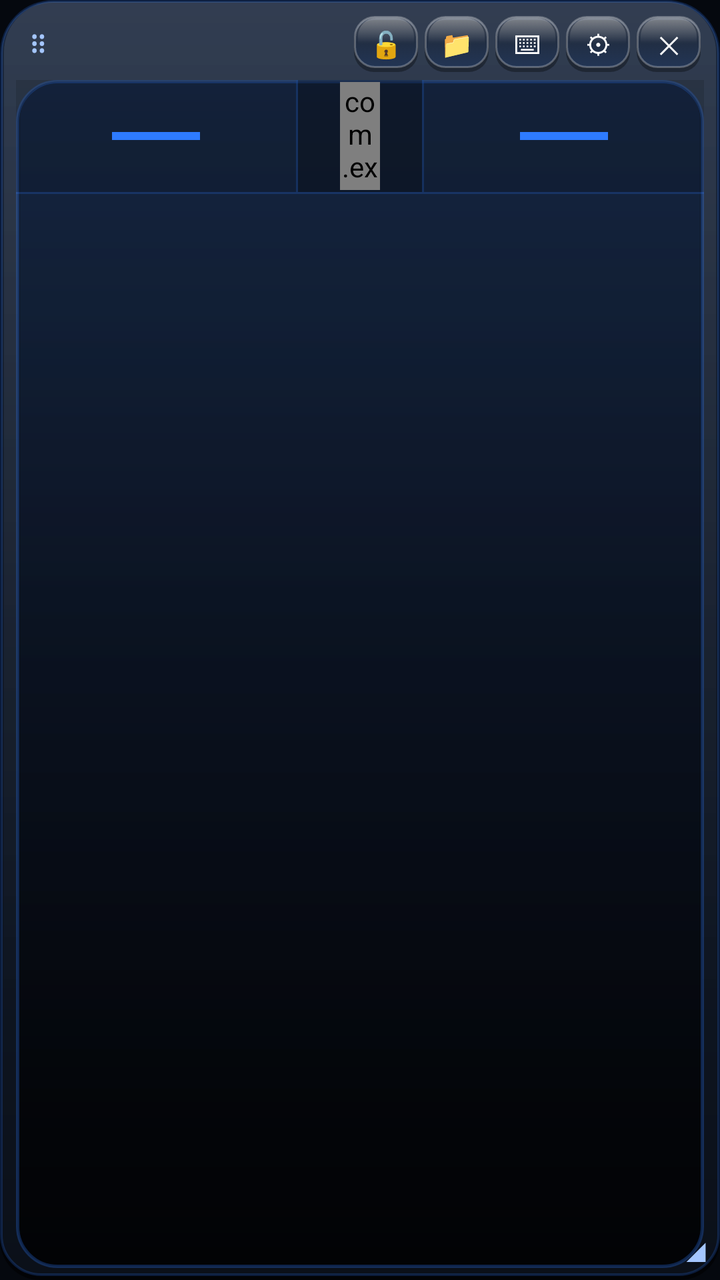
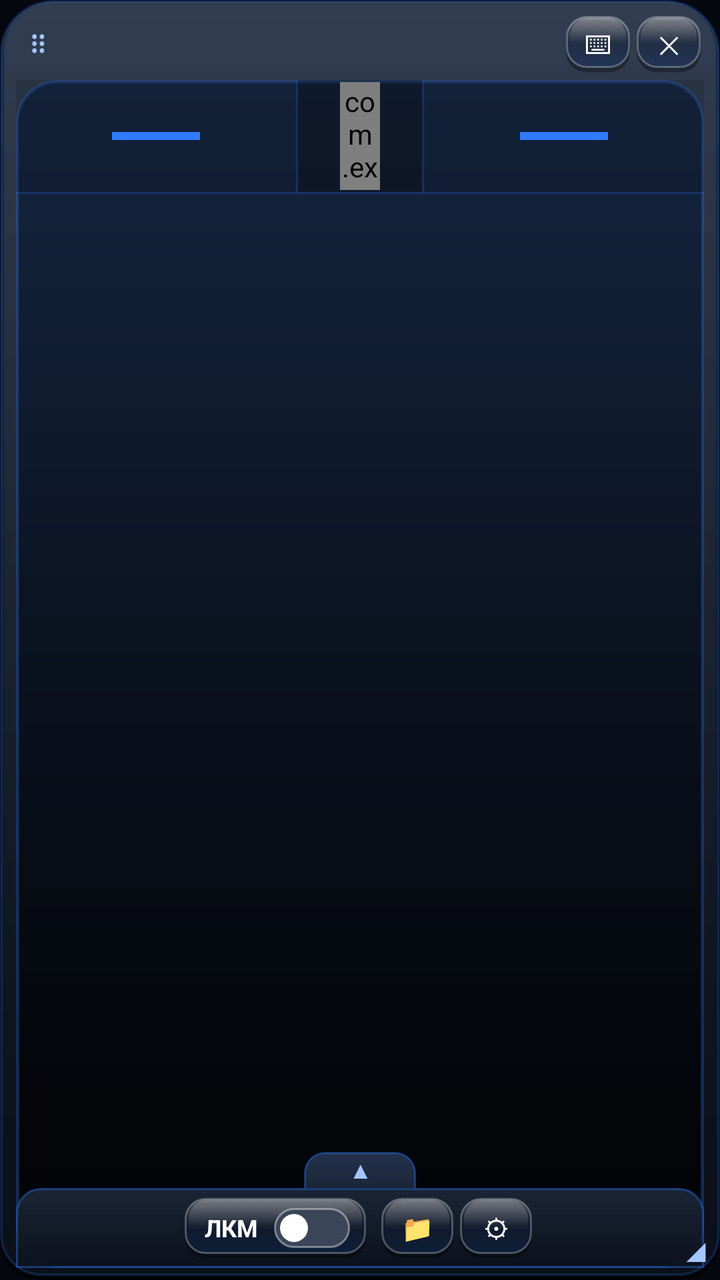

An Android layout rendered at two revisions. The XML below is the earlier revision; the diff shows what the commit changed to produce the second picture.
<!-- AndroidManifest.xml: application theme Theme.VirtualMouse -->
<!-- res/layout/overlay_touchpad.xml -->
<?xml version="1.0" encoding="utf-8"?>
<FrameLayout xmlns:android="http://schemas.android.com/apk/res/android"
    android:id="@+id/pad_root"
    android:layout_width="match_parent"
    android:layout_height="match_parent"
    android:splitMotionEvents="true">

    
    <LinearLayout
        android:id="@+id/pad_card"
        android:layout_width="match_parent"
        android:layout_height="match_parent"
        android:background="@drawable/bg_card_platform"
        android:orientation="vertical"
        android:paddingStart="8dp"
        android:paddingTop="8dp"
        android:paddingEnd="8dp"
        android:paddingBottom="6dp"
        android:splitMotionEvents="true">

        
        <LinearLayout
            android:layout_width="match_parent"
            android:layout_height="32dp"
            android:gravity="center_vertical"
            android:orientation="horizontal"
            android:paddingBottom="4dp">

            <TextView
                android:id="@+id/pad_title"
                android:layout_width="0dp"
                android:layout_height="match_parent"
                android:layout_weight="1"
                android:gravity="center_vertical"
                android:paddingStart="6dp"
                android:text="⠿"
                android:textColor="@color/acc_soft"
                android:textSize="14sp"
                android:textStyle="bold" />

            <TextView
                android:id="@+id/pad_btn_lock"
                style="@style/BarKeyStyle"
                android:layout_width="32dp"
                android:layout_height="28dp"
                android:text="🔓"
                android:textSize="13sp" />

            <TextView
                android:id="@+id/pad_btn_files"
                style="@style/BarKeyStyle"
                android:layout_width="32dp"
                android:layout_height="28dp"
                android:text="📁"
                android:textSize="13sp" />

            <TextView
                android:id="@+id/pad_btn_kb"
                style="@style/BarKeyStyle"
                android:layout_width="32dp"
                android:layout_height="28dp"
                android:text="⌨"
                android:textSize="13sp" />

            <TextView
                android:id="@+id/pad_btn_settings"
                style="@style/BarKeyStyle"
                android:layout_width="32dp"
                android:layout_height="28dp"
                android:text="⚙"
                android:textSize="13sp" />

            <TextView
                android:id="@+id/pad_btn_close"
                style="@style/BarKeyStyle"
                android:layout_width="32dp"
                android:layout_height="28dp"
                android:text="✕"
                android:textSize="12sp" />
        </LinearLayout>

        
        <FrameLayout
            android:id="@+id/pad_well"
            android:layout_width="match_parent"
            android:layout_height="0dp"
            android:layout_weight="1"
            android:background="@drawable/bg_touchpad_well"
            android:splitMotionEvents="true">

            
            <LinearLayout
                android:layout_width="match_parent"
                android:layout_height="match_parent"
                android:orientation="vertical"
                android:splitMotionEvents="true">

                
                <LinearLayout
                    android:id="@+id/pad_top_bar"
                    android:layout_width="match_parent"
                    android:layout_height="56dp"
                    android:background="#20000000"
                    android:orientation="horizontal"
                    android:splitMotionEvents="true">

                    
                    <FrameLayout
                        android:id="@+id/pad_btn_left"
                        android:layout_width="0dp"
                        android:layout_height="match_parent"
                        android:layout_weight="1"
                        android:clickable="true"
                        android:focusable="true">

                        
                        <View
                            android:id="@+id/pad_left_fill"
                            android:layout_width="0dp"
                            android:layout_height="match_parent"
                            android:background="#552E7BFF" />

                        
                        <View
                            android:id="@+id/pad_left_hz"
                            android:layout_width="44dp"
                            android:layout_height="4dp"
                            android:layout_gravity="center"
                            android:background="#2E7BFF" />
                    </FrameLayout>

                    
                    <FrameLayout
                        android:id="@+id/pad_wheel_box"
                        android:layout_width="64dp"
                        android:layout_height="match_parent"
                        android:background="#40000000"
                        android:clickable="true"
                        android:focusable="true">

                        <View
                            android:layout_width="1dp"
                            android:layout_height="match_parent"
                            android:layout_gravity="start"
                            android:background="#402E7BFF" />

                        <View
                            android:layout_width="1dp"
                            android:layout_height="match_parent"
                            android:layout_gravity="end"
                            android:background="#402E7BFF" />

                        
                        <FrameLayout
                            android:id="@+id/pad_wheel"
                            android:layout_width="20dp"
                            android:layout_height="54dp"
                            android:layout_gravity="center">

                            <com.example.virtualmouse.WheelView
                                android:id="@+id/pad_wheel_view"
                                android:layout_width="match_parent"
                                android:layout_height="match_parent" />
                        </FrameLayout>
                    </FrameLayout>

                    
                    <FrameLayout
                        android:id="@+id/pad_btn_right"
                        android:layout_width="0dp"
                        android:layout_height="match_parent"
                        android:layout_weight="1"
                        android:clickable="true"
                        android:focusable="true">

                        
                        <View
                            android:id="@+id/pad_right_hz"
                            android:layout_width="44dp"
                            android:layout_height="4dp"
                            android:layout_gravity="center"
                            android:background="#2E7BFF" />
                    </FrameLayout>
                </LinearLayout>

                
                <View
                    android:id="@+id/pad_divider"
                    android:layout_width="match_parent"
                    android:layout_height="1dp"
                    android:background="#352E7BFF" />

                
                <FrameLayout
                    android:id="@+id/pad_move_area"
                    android:layout_width="match_parent"
                    android:layout_height="0dp"
                    android:layout_weight="1"
                    android:clickable="true"
                    android:focusable="true" />
            </LinearLayout>
        </FrameLayout>
    </LinearLayout>

    
    <LinearLayout
        android:id="@+id/pad_ctx_menu"
        android:layout_width="190dp"
        android:layout_height="wrap_content"
        android:layout_gravity="center"
        android:background="@drawable/bg_ctx_menu"
        android:elevation="12dp"
        android:orientation="vertical"
        android:padding="6dp"
        android:visibility="gone">

        <TextView
            android:id="@+id/ctx_refresh"
            style="@style/BarKeyStyle"
            android:layout_width="match_parent"
            android:layout_height="32dp"
            android:gravity="start|center_vertical"
            android:paddingStart="10dp"
            android:text="Обновить      Ctrl+R"
            android:textSize="12sp" />

        <View
            android:layout_width="match_parent"
            android:layout_height="1dp"
            android:layout_margin="3dp"
            android:background="#402E7BFF" />

        <TextView
            android:id="@+id/ctx_undo"
            style="@style/BarKeyStyle"
            android:layout_width="match_parent"
            android:layout_height="32dp"
            android:gravity="start|center_vertical"
            android:paddingStart="10dp"
            android:text="Отменить      Ctrl+Z"
            android:textSize="12sp" />

        <TextView
            android:id="@+id/ctx_redo"
            style="@style/BarKeyStyle"
            android:layout_width="match_parent"
            android:layout_height="32dp"
            android:gravity="start|center_vertical"
            android:paddingStart="10dp"
            android:text="Повторить     Ctrl+Y"
            android:textSize="12sp" />

        <View
            android:layout_width="match_parent"
            android:layout_height="1dp"
            android:layout_margin="3dp"
            android:background="#402E7BFF" />

        <TextView
            android:id="@+id/ctx_cut"
            style="@style/BarKeyStyle"
            android:layout_width="match_parent"
            android:layout_height="32dp"
            android:gravity="start|center_vertical"
            android:paddingStart="10dp"
            android:text="Вырезать      Ctrl+X"
            android:textSize="12sp" />

        <TextView
            android:id="@+id/ctx_copy"
            style="@style/BarKeyStyle"
            android:layout_width="match_parent"
            android:layout_height="32dp"
            android:gravity="start|center_vertical"
            android:paddingStart="10dp"
            android:text="Копировать    Ctrl+C"
            android:textSize="12sp" />

        <TextView
            android:id="@+id/ctx_paste"
            style="@style/BarKeyStyle"
            android:layout_width="match_parent"
            android:layout_height="32dp"
            android:gravity="start|center_vertical"
            android:paddingStart="10dp"
            android:text="Вставить      Ctrl+V"
            android:textSize="12sp" />

        <TextView
            android:id="@+id/ctx_delete"
            style="@style/BarKeyStyle"
            android:layout_width="match_parent"
            android:layout_height="32dp"
            android:gravity="start|center_vertical"
            android:paddingStart="10dp"
            android:text="Удалить       Del"
            android:textSize="12sp" />

        <View
            android:layout_width="match_parent"
            android:layout_height="1dp"
            android:layout_margin="3dp"
            android:background="#402E7BFF" />

        <TextView
            android:id="@+id/ctx_select_all"
            style="@style/BarKeyStyle"
            android:layout_width="match_parent"
            android:layout_height="32dp"
            android:gravity="start|center_vertical"
            android:paddingStart="10dp"
            android:text="Выделить всё  Ctrl+A"
            android:textSize="12sp" />
    </LinearLayout>

    
    <TextView
        android:id="@+id/pad_resize"
        android:layout_width="32dp"
        android:layout_height="32dp"
        android:layout_gravity="bottom|end"
        android:gravity="bottom|end"
        android:paddingEnd="6dp"
        android:paddingBottom="4dp"
        android:text="◢"
        android:textColor="@color/acc_soft"
        android:textSize="16sp" />
</FrameLayout>
<!-- resources referenced by this layout -->
<resources>
  <color name="acc_soft">#A4C6FF</color>
  <!-- drawable bg_ctx_menu (drawable) -->
  <?xml version="1.0" encoding="utf-8"?>
  <shape xmlns:android="http://schemas.android.com/apk/res/android"
      android:shape="rectangle">
      <corners android:radius="14dp" />
      <gradient
          android:angle="270"
          android:startColor="#1F2D42"
          android:centerColor="#141E2C"
          android:endColor="#0B1019" />
      <stroke
          android:width="1.2dp"
          android:color="#552E7BFF" />
  </shape>
  <style name="BarKeyStyle">
          <item name="android:layout_margin">1.5dp</item>
          <item name="android:gravity">center</item>
          <item name="android:textColor">#FFFFFF</item>
          <item name="android:textSize">12sp</item>
          <item name="android:maxLines">1</item>
          <item name="android:background">@drawable/bg_glass_button</item>
      </style>
  <style name="Theme.VirtualMouse" parent="Theme.MaterialComponents.DayNight.NoActionBar">
          <item name="colorPrimary">@color/acc</item>
          <item name="colorPrimaryVariant">#1C5ECC</item>
          <item name="colorOnPrimary">#FFFFFF</item>
          <item name="android:statusBarColor">@color/bg_dark</item>
          <item name="android:navigationBarColor">@color/bg_dark</item>
          <item name="android:windowBackground">@color/bg_dark</item>
      </style>
  <color name="acc">#2E7BFF</color>
  <color name="bg_dark">#05080E</color>
  <!-- unchanged entries left out for length: 3 -->
</resources>

<!-- the commit's change to res/layout/overlay_touchpad.xml (unified diff, before → after) -->
@@ -39,35 +39,11 @@
                 android:textStyle="bold" />
 
             <TextView
-                android:id="@+id/pad_btn_lock"
-                style="@style/BarKeyStyle"
-                android:layout_width="32dp"
-                android:layout_height="28dp"
-                android:text="🔓"
-                android:textSize="13sp" />
-
-            <TextView
-                android:id="@+id/pad_btn_files"
-                style="@style/BarKeyStyle"
-                android:layout_width="32dp"
-                android:layout_height="28dp"
-                android:text="📁"
-                android:textSize="13sp" />
-
-            <TextView
                 android:id="@+id/pad_btn_kb"
                 style="@style/BarKeyStyle"
                 android:layout_width="32dp"
                 android:layout_height="28dp"
                 android:text="⌨"
-                android:textSize="13sp" />
-
-            <TextView
-                android:id="@+id/pad_btn_settings"
-                style="@style/BarKeyStyle"
-                android:layout_width="32dp"
-                android:layout_height="28dp"
-                android:text="⚙"
                 android:textSize="13sp" />
 
             <TextView
@@ -198,6 +174,99 @@
                     android:layout_weight="1"
                     android:clickable="true"
                     android:focusable="true" />
+            </LinearLayout>
+
+            
+            <LinearLayout
+                android:id="@+id/pad_drawer"
+                android:layout_width="match_parent"
+                android:layout_height="wrap_content"
+                android:layout_gravity="bottom"
+                android:orientation="vertical"
+                android:splitMotionEvents="true">
+
+                <TextView
+                    android:id="@+id/pad_drawer_handle"
+                    android:layout_width="wrap_content"
+                    android:layout_height="18dp"
+                    android:layout_gravity="center_horizontal"
+                    android:background="@drawable/bg_pad_handle"
+                    android:gravity="center"
+                    android:minWidth="56dp"
+                    android:paddingStart="14dp"
+                    android:paddingEnd="14dp"
+                    android:text="▲"
+                    android:textColor="@color/acc_soft"
+                    android:textSize="11sp"
+                    android:textStyle="bold" />
+
+                <LinearLayout
+                    android:id="@+id/pad_drawer_panel"
+                    android:layout_width="match_parent"
+                    android:layout_height="40dp"
+                    android:background="@drawable/bg_pad_drawer"
+                    android:clickable="true"
+                    android:focusable="true"
+                    android:gravity="center"
+                    android:orientation="horizontal"
+                    android:paddingStart="8dp"
+                    android:paddingEnd="8dp">
+
+                    
+                    <LinearLayout
+                        android:id="@+id/pad_lmb_box"
+                        android:layout_width="wrap_content"
+                        android:layout_height="30dp"
+                        android:layout_marginEnd="6dp"
+                        android:background="@drawable/bg_glass_button"
+                        android:clickable="true"
+                        android:focusable="true"
+                        android:gravity="center_vertical"
+                        android:orientation="horizontal"
+                        android:paddingStart="10dp"
+                        android:paddingEnd="8dp">
+
+                        <TextView
+                            android:layout_width="wrap_content"
+                            android:layout_height="wrap_content"
+                            android:layout_marginEnd="8dp"
+                            android:text="ЛКМ"
+                            android:textColor="#FFFFFF"
+                            android:textSize="12sp"
+                            android:textStyle="bold" />
+
+                        <FrameLayout
+                            android:id="@+id/pad_sw_track"
+                            android:layout_width="38dp"
+                            android:layout_height="20dp"
+                            android:background="@drawable/bg_switch_track">
+
+                            <View
+                                android:id="@+id/pad_sw_knob"
+                                android:layout_width="14dp"
+                                android:layout_height="14dp"
+                                android:layout_gravity="center_vertical|start"
+                                android:layout_marginStart="3dp"
+                                android:background="@drawable/bg_switch_knob" />
+                        </FrameLayout>
+                    </LinearLayout>
+
+                    <TextView
+                        android:id="@+id/pad_btn_files"
+                        style="@style/BarKeyStyle"
+                        android:layout_width="36dp"
+                        android:layout_height="30dp"
+                        android:text="📁"
+                        android:textSize="13sp" />
+
+                    <TextView
+                        android:id="@+id/pad_btn_settings"
+                        style="@style/BarKeyStyle"
+                        android:layout_width="36dp"
+                        android:layout_height="30dp"
+                        android:text="⚙"
+                        android:textSize="13sp" />
+                </LinearLayout>
             </LinearLayout>
         </FrameLayout>
     </LinearLayout>
<!-- resource entries referenced after the edit -->
@@ -14,6 +14,55 @@
       <stroke
           android:width="1.2dp"
           android:color="#552E7BFF" />
+  </shape>
+  <!-- drawable bg_pad_drawer (drawable) -->
+  <?xml version="1.0" encoding="utf-8"?>
+  <shape xmlns:android="http://schemas.android.com/apk/res/android"
+      android:shape="rectangle">
+      <corners
+          android:topLeftRadius="12dp"
+          android:topRightRadius="12dp" />
+      <gradient
+          android:angle="270"
+          android:endColor="#F00B111C"
+          android:startColor="#F01B2638" />
+      <stroke
+          android:width="1dp"
+          android:color="#662E7BFF" />
+  </shape>
+  <!-- drawable bg_pad_handle (drawable) -->
+  <?xml version="1.0" encoding="utf-8"?>
+  <layer-list xmlns:android="http://schemas.android.com/apk/res/android">
+      <item android:bottom="-2dp">
+          <shape android:shape="rectangle">
+              <corners
+                  android:topLeftRadius="10dp"
+                  android:topRightRadius="10dp" />
+              <gradient
+                  android:angle="270"
+                  android:endColor="#F01B2638"
+                  android:startColor="#F0243350" />
+              <stroke
+                  android:width="1dp"
+                  android:color="#662E7BFF" />
+          </shape>
+      </item>
+  </layer-list>
+  <!-- drawable bg_switch_knob (drawable) -->
+  <?xml version="1.0" encoding="utf-8"?>
+  <shape xmlns:android="http://schemas.android.com/apk/res/android"
+      android:shape="oval">
+      <solid android:color="#FFFFFF" />
+  </shape>
+  <!-- drawable bg_switch_track (drawable) -->
+  <?xml version="1.0" encoding="utf-8"?>
+  <shape xmlns:android="http://schemas.android.com/apk/res/android"
+      android:shape="rectangle">
+      <corners android:radius="10dp" />
+      <solid android:color="#3A4658" />
+      <stroke
+          android:width="1dp"
+          android:color="#66FFFFFF" />
   </shape>
   <style name="BarKeyStyle">
           <item name="android:layout_margin">1.5dp</item>
